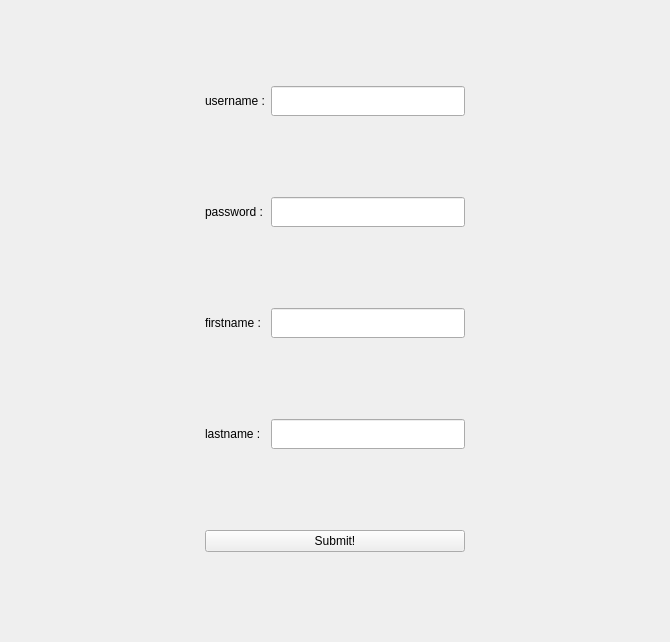
Before: the Qt Designer form signupui.ui in Kebabist/Messenger_C--_1, drawn with Qt 5.
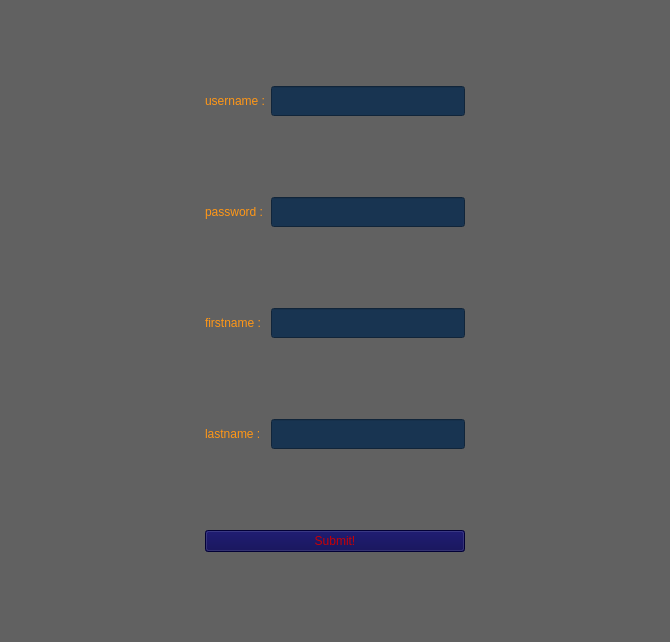
After: the same form once the commit is applied.

Diff of the .ui file:
```diff
--- a/signupui.ui
+++ b/signupui.ui
@@ -13,6 +13,10 @@
   <property name="windowTitle">
    <string>Form</string>
   </property>
+  <property name="styleSheet">
+   <string notr="true">background-color: rgb(97, 97, 97);
+color: rgb(255, 151, 23);</string>
+  </property>
   <layout class="QGridLayout" name="gridLayout">
    <item row="3" column="2">
     <widget class="QLineEdit" name="lastnameLE">
@@ -28,6 +32,9 @@
        <height>30</height>
       </size>
      </property>
+     <property name="styleSheet">
+      <string notr="true">background-color: rgb(24, 52, 81);</string>
+     </property>
     </widget>
    </item>
    <item row="3" column="0">
@@ -77,6 +84,9 @@
        <height>30</height>
       </size>
      </property>
+     <property name="styleSheet">
+      <string notr="true">background-color: rgb(24, 52, 81);</string>
+     </property>
     </widget>
    </item>
    <item row="1" column="0">
@@ -109,6 +119,9 @@
      <property name="layoutDirection">
       <enum>Qt::LeftToRight</enum>
      </property>
+     <property name="styleSheet">
+      <string notr="true">background-color: rgb(24, 52, 81);</string>
+     </property>
      <property name="inputMethodHints">
       <set>Qt::ImhNone</set>
      </property>
@@ -214,6 +227,9 @@
        <height>30</height>
       </size>
      </property>
+     <property name="styleSheet">
+      <string notr="true">background-color: rgb(24, 52, 81);</string>
+     </property>
      <property name="echoMode">
       <enum>QLineEdit::Password</enum>
      </property>
@@ -221,6 +237,11 @@
    </item>
    <item row="4" column="1" colspan="2">
     <widget class="QPushButton" name="submitbutton">
+     <property name="styleSheet">
+      <string notr="true">background-color: rgb(3, 0, 76);
+color: rgb(202, 0, 3);
+</string>
+     </property>
      <property name="text">
       <string>Submit!</string>
      </property>
```
